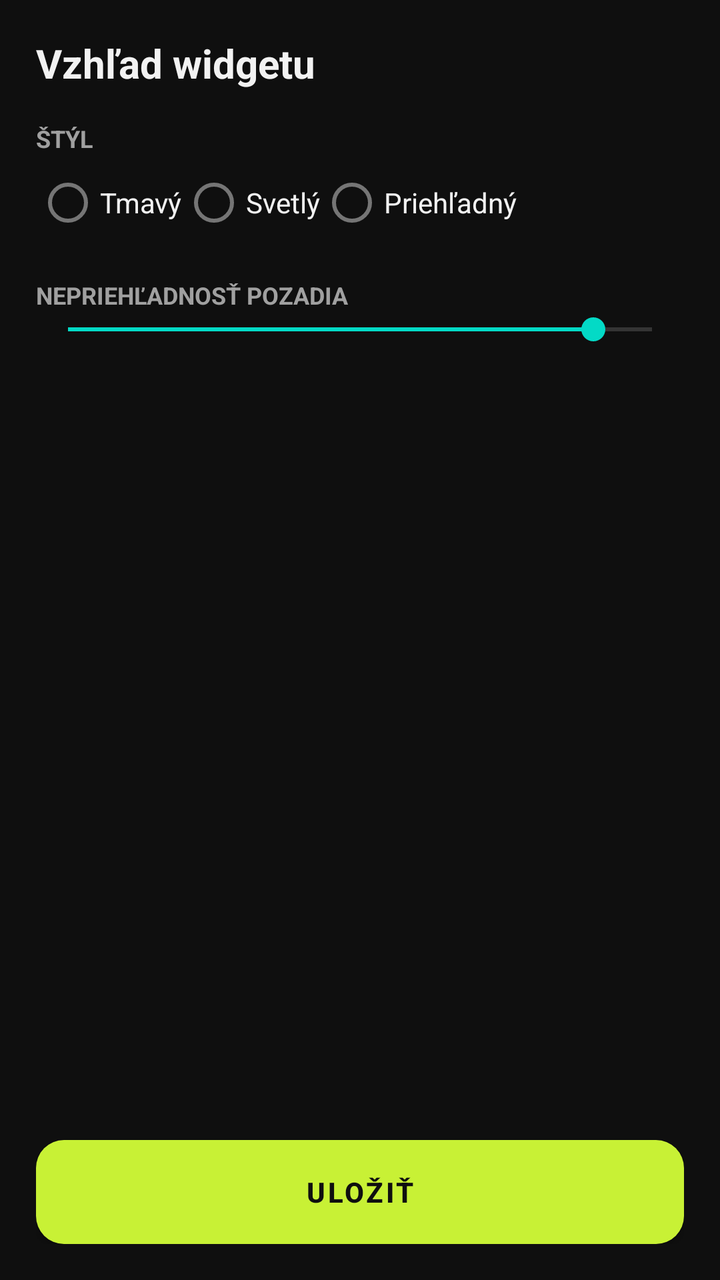
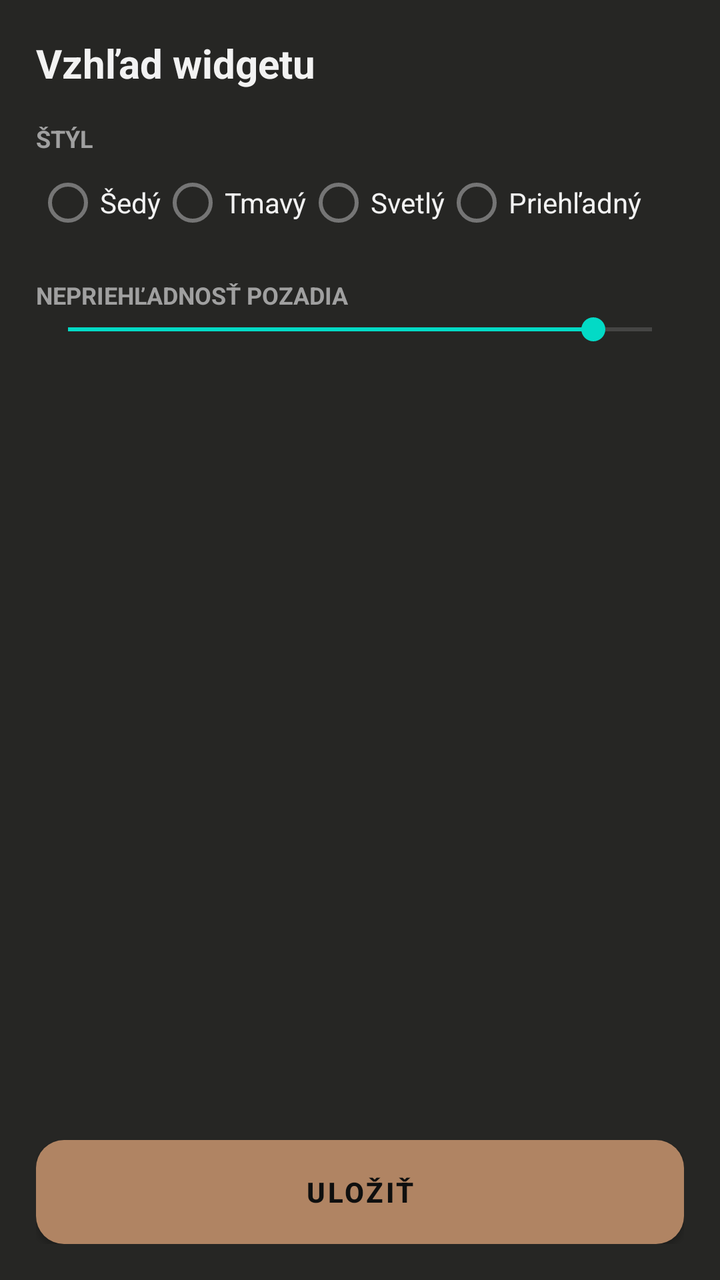

Screens rendered from an Android XML layout before and after an edit, with the pre-edit source and the edit as a unified diff.
<!-- AndroidManifest.xml: activity theme Theme.Notes28.Config -->
<!-- res/layout/activity_quick_config.xml -->
<?xml version="1.0" encoding="utf-8"?>
<LinearLayout xmlns:android="http://schemas.android.com/apk/res/android"
    android:layout_width="match_parent"
    android:layout_height="match_parent"
    android:orientation="vertical"
    android:background="#0f0f0f"
    android:padding="18dp">

    <TextView
        android:layout_width="wrap_content"
        android:layout_height="wrap_content"
        android:text="@string/qcfg_title"
        android:textColor="#f2f2f2"
        android:textSize="20sp"
        android:textStyle="bold"/>

    <ScrollView
        android:layout_width="match_parent"
        android:layout_height="0dp"
        android:layout_weight="1"
        android:layout_marginTop="10dp">

        <LinearLayout
            android:layout_width="match_parent"
            android:layout_height="wrap_content"
            android:orientation="vertical">

            <TextView
                android:layout_width="wrap_content"
                android:layout_height="wrap_content"
                android:layout_marginTop="6dp"
                android:text="@string/cfg_style"
                android:textColor="#a0a0a0"
                android:textSize="12sp"
                android:textStyle="bold"/>

            <RadioGroup
                android:id="@+id/qcfg_style"
                android:layout_width="match_parent"
                android:layout_height="wrap_content"
                android:orientation="horizontal">

                <RadioButton
                    android:id="@+id/qcfg_style_dark"
                    android:layout_width="wrap_content"
                    android:layout_height="wrap_content"
                    android:text="@string/cfg_style_dark"
                    android:textColor="#f2f2f2"/>
                <RadioButton
                    android:id="@+id/qcfg_style_light"
                    android:layout_width="wrap_content"
                    android:layout_height="wrap_content"
                    android:text="@string/cfg_style_light"
                    android:textColor="#f2f2f2"/>
                <RadioButton
                    android:id="@+id/qcfg_style_clear"
                    android:layout_width="wrap_content"
                    android:layout_height="wrap_content"
                    android:text="@string/cfg_style_clear"
                    android:textColor="#f2f2f2"/>
            </RadioGroup>

            <TextView
                android:layout_width="wrap_content"
                android:layout_height="wrap_content"
                android:layout_marginTop="14dp"
                android:text="@string/cfg_opacity"
                android:textColor="#a0a0a0"
                android:textSize="12sp"
                android:textStyle="bold"/>

            <SeekBar
                android:id="@+id/qcfg_opacity"
                android:layout_width="match_parent"
                android:layout_height="wrap_content"
                android:max="100"
                android:progress="90"/>
        </LinearLayout>
    </ScrollView>

    <Button
        android:id="@+id/qcfg_save"
        android:layout_width="match_parent"
        android:layout_height="52dp"
        android:layout_marginTop="10dp"
        android:background="@drawable/cfg_btn_bg"
        android:text="@string/cfg_save"
        android:textColor="#0f0f0f"
        android:textStyle="bold"/>
</LinearLayout>
<!-- resources referenced by this layout -->
<resources>
  <!-- drawable cfg_btn_bg (drawable) -->
  <?xml version="1.0" encoding="utf-8"?>
  <shape xmlns:android="http://schemas.android.com/apk/res/android" android:shape="rectangle">
      <solid android:color="#c8f135"/>
      <corners android:radius="14dp"/>
  </shape>
  <string name="cfg_opacity">NEPRIEHĽADNOSŤ POZADIA</string>
  <string name="cfg_save">Uložiť</string>
  <string name="cfg_style">ŠTÝL</string>
  <string name="cfg_style_clear">Priehľadný</string>
  <string name="cfg_style_dark">Tmavý</string>
  <string name="cfg_style_light">Svetlý</string>
  <string name="qcfg_title">Vzhľad widgetu</string>
  <style name="Theme.Notes28.Config" parent="Theme.MaterialComponents.DayNight.NoActionBar">
          <item name="colorPrimary">#c8f135</item>
          <item name="colorOnPrimary">#0f0f0f</item>
          <item name="android:windowBackground">#0f0f0f</item>
          <item name="android:statusBarColor">#0f0f0f</item>
          <item name="android:navigationBarColor">#0f0f0f</item>
          <item name="android:textColorPrimary">#f2f2f2</item>
          <item name="android:textColorSecondary">#a0a0a0</item>
      </style>
</resources>

<!-- the commit's change to res/layout/activity_quick_config.xml (unified diff, before → after) -->
@@ -3,7 +3,7 @@
     android:layout_width="match_parent"
     android:layout_height="match_parent"
     android:orientation="vertical"
-    android:background="#0f0f0f"
+    android:background="#262624"
     android:padding="18dp">
 
     <TextView
@@ -40,6 +40,12 @@
                 android:layout_height="wrap_content"
                 android:orientation="horizontal">
 
+                <RadioButton
+                    android:id="@+id/qcfg_style_gray"
+                    android:layout_width="wrap_content"
+                    android:layout_height="wrap_content"
+                    android:text="@string/cfg_style_gray"
+                    android:textColor="#f2f2f2"/>
                 <RadioButton
                     android:id="@+id/qcfg_style_dark"
                     android:layout_width="wrap_content"
<!-- resource entries referenced after the edit -->
@@ -3,7 +3,7 @@
   <!-- drawable cfg_btn_bg (drawable) -->
   <?xml version="1.0" encoding="utf-8"?>
   <shape xmlns:android="http://schemas.android.com/apk/res/android" android:shape="rectangle">
-      <solid android:color="#c8f135"/>
+      <solid android:color="#b08463"/>
       <corners android:radius="14dp"/>
   </shape>
   <string name="cfg_opacity">NEPRIEHĽADNOSŤ POZADIA</string>
@@ -11,11 +11,12 @@
   <string name="cfg_style">ŠTÝL</string>
   <string name="cfg_style_clear">Priehľadný</string>
   <string name="cfg_style_dark">Tmavý</string>
+  <string name="cfg_style_gray">Šedý</string>
   <string name="cfg_style_light">Svetlý</string>
   <string name="qcfg_title">Vzhľad widgetu</string>
   <style name="Theme.Notes28.Config" parent="Theme.MaterialComponents.DayNight.NoActionBar">
-          <item name="colorPrimary">#c8f135</item>
-          <item name="colorOnPrimary">#0f0f0f</item>
+          <item name="colorPrimary">#b08463</item>
+          <item name="colorOnPrimary">#1f1e1d</item>
           <item name="android:windowBackground">#0f0f0f</item>
           <item name="android:statusBarColor">#0f0f0f</item>
           <item name="android:navigationBarColor">#0f0f0f</item>
